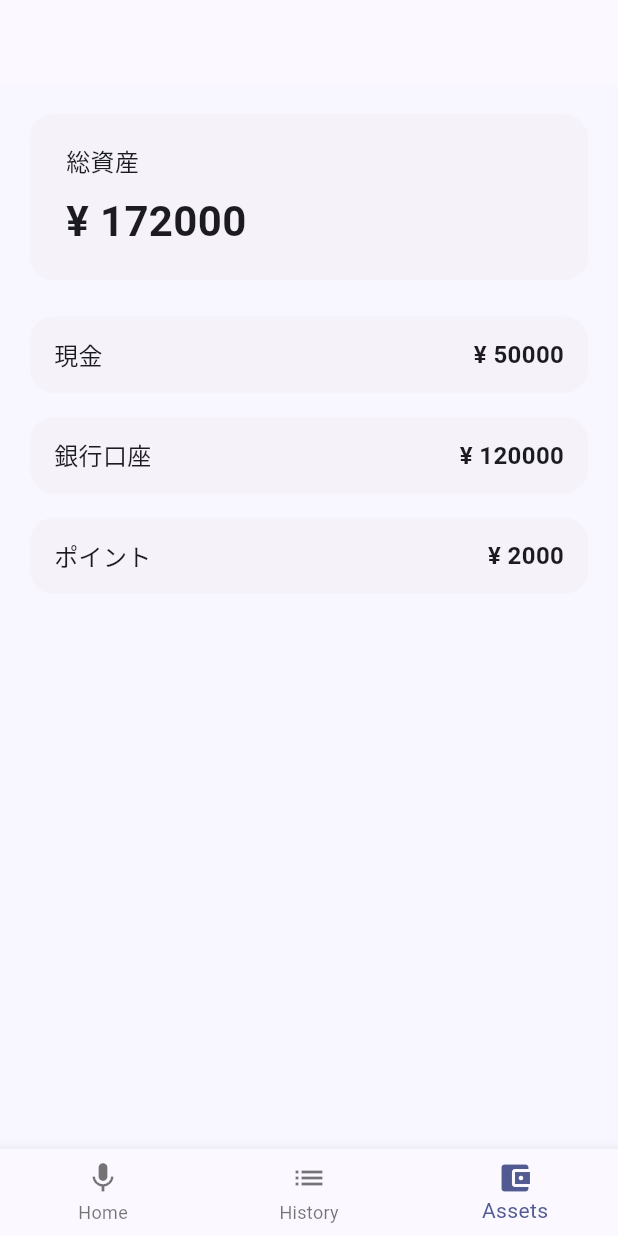
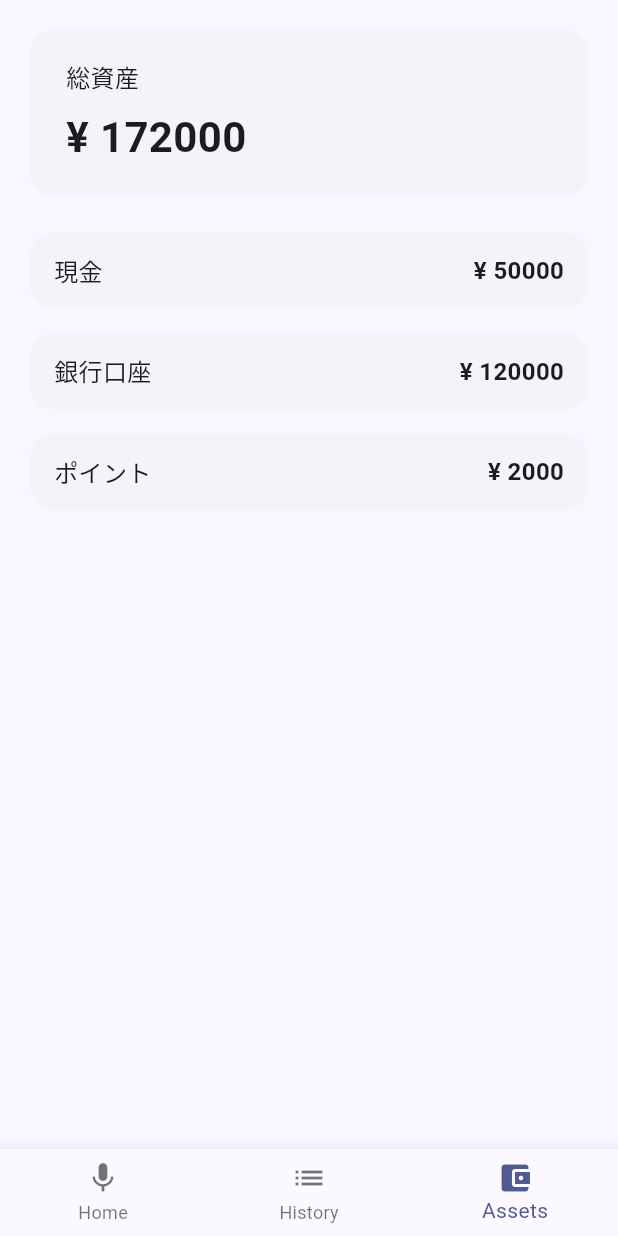
Before and after one commit to Rsm-Microstate/voice_kakeibo, a Flutter app: the screen it shows after launch, item 3 of the bottom bar chosen, on a phone screen of 412 x 824 dp. Run offline on Flutter 3.47's test engine with Material 3 defaults, Android fonts, the phone set to English and light mode, and no system bars; our stand-ins replace shared_preferences, speech_to_text.

Commit message:
Hide app bar on History and Assets

```diff
--- a/lib/main.dart
+++ b/lib/main.dart
@@ -103,7 +103,7 @@
   @override
   Widget build(BuildContext context) {
     return Scaffold(
-      appBar: _buildAppBar(),
+      appBar: _currentIndex == 0 ? _buildAppBar() : null,
       body: _buildBody(),
       bottomNavigationBar: _buildBottomNavigationBar(),
     );
```
